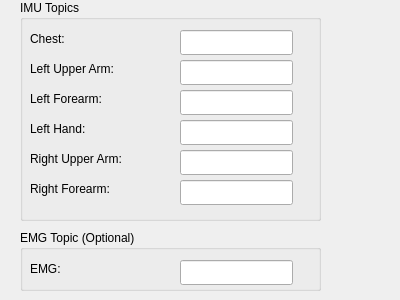
Qt form ui/sensors.ui (frdedynamics/imu_human_pkg) before a commit.
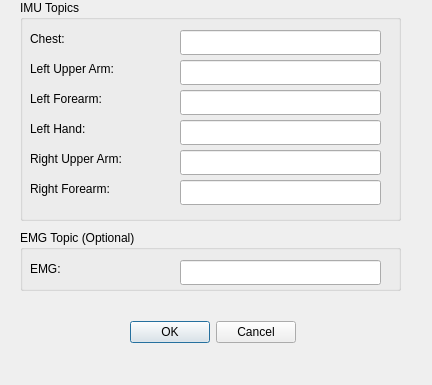
The same form after that commit.

The edit to the form file:
```diff
--- a/ui/sensors.ui
+++ b/ui/sensors.ui
@@ -6,8 +6,8 @@
    <rect>
     <x>0</x>
     <y>0</y>
-    <width>400</width>
-    <height>300</height>
+    <width>432</width>
+    <height>385</height>
    </rect>
   </property>
   <property name="windowTitle">
@@ -18,7 +18,7 @@
     <rect>
      <x>20</x>
      <y>0</y>
-     <width>301</width>
+     <width>381</width>
      <height>221</height>
     </rect>
    </property>
@@ -56,7 +56,7 @@
      <rect>
       <x>160</x>
       <y>30</y>
-      <width>113</width>
+      <width>201</width>
       <height>25</height>
      </rect>
     </property>
@@ -66,7 +66,7 @@
      <rect>
       <x>160</x>
       <y>60</y>
-      <width>113</width>
+      <width>201</width>
       <height>25</height>
      </rect>
     </property>
@@ -76,7 +76,7 @@
      <rect>
       <x>160</x>
       <y>90</y>
-      <width>113</width>
+      <width>201</width>
       <height>25</height>
      </rect>
     </property>
@@ -86,7 +86,7 @@
      <rect>
       <x>160</x>
       <y>120</y>
-      <width>113</width>
+      <width>201</width>
       <height>25</height>
      </rect>
     </property>
@@ -125,7 +125,7 @@
      <rect>
       <x>160</x>
       <y>180</y>
-      <width>113</width>
+      <width>201</width>
       <height>25</height>
      </rect>
     </property>
@@ -161,7 +161,7 @@
      <rect>
       <x>160</x>
       <y>150</y>
-      <width>113</width>
+      <width>201</width>
       <height>25</height>
      </rect>
     </property>
@@ -172,7 +172,7 @@
     <rect>
      <x>20</x>
      <y>230</y>
-     <width>301</width>
+     <width>381</width>
      <height>61</height>
     </rect>
    </property>
@@ -184,7 +184,7 @@
      <rect>
       <x>160</x>
       <y>30</y>
-      <width>113</width>
+      <width>201</width>
       <height>25</height>
      </rect>
     </property>
@@ -226,6 +226,19 @@
     </property>
    </widget>
   </widget>
+  <widget class="QDialogButtonBox" name="buttonBox">
+   <property name="geometry">
+    <rect>
+     <x>130</x>
+     <y>320</y>
+     <width>166</width>
+     <height>25</height>
+    </rect>
+   </property>
+   <property name="standardButtons">
+    <set>QDialogButtonBox::Cancel|QDialogButtonBox::Ok</set>
+   </property>
+  </widget>
  </widget>
  <resources/>
  <connections/>
```
Left out of the diff: 41 changed lines with no effect on the pictures.
